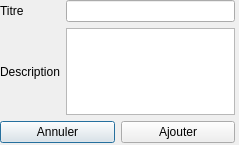
Before: the Qt Designer form PluriNotes2/createrelation.ui in hugochabs/LO21_plurinotes, drawn with Qt 5.
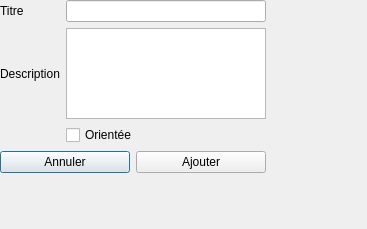
After: the same form once the commit is applied.

```diff
--- a/PluriNotes2/createrelation.ui
+++ b/PluriNotes2/createrelation.ui
@@ -6,25 +6,28 @@
    <rect>
     <x>0</x>
     <y>0</y>
-    <width>239</width>
-    <height>145</height>
+    <width>367</width>
+    <height>229</height>
    </rect>
   </property>
   <property name="windowTitle">
    <string>Dialog</string>
   </property>
-  <widget class="QWidget" name="">
+  <widget class="QWidget" name="layoutWidget">
    <property name="geometry">
     <rect>
      <x>0</x>
      <y>0</y>
-     <width>235</width>
-     <height>143</height>
+     <width>266</width>
+     <height>173</height>
     </rect>
    </property>
    <layout class="QGridLayout" name="gridLayout_2">
     <item row="0" column="0">
      <layout class="QGridLayout" name="gridLayout">
+      <item row="1" column="1">
+       <widget class="QTextEdit" name="description"/>
+      </item>
       <item row="0" column="0">
        <widget class="QLabel" name="label">
         <property name="text">
@@ -42,8 +45,29 @@
         </property>
        </widget>
       </item>
-      <item row="1" column="1">
-       <widget class="QTextEdit" name="description"/>
+      <item row="2" column="0">
+       <layout class="QHBoxLayout" name="horizontalLayout_2">
+        <item>
+         <spacer name="horizontalSpacer">
+          <property name="orientation">
+           <enum>Qt::Horizontal</enum>
+          </property>
+          <property name="sizeHint" stdset="0">
+           <size>
+            <width>68</width>
+            <height>20</height>
+           </size>
+          </property>
+         </spacer>
+        </item>
+       </layout>
+      </item>
+      <item row="2" column="1">
+       <widget class="QCheckBox" name="orientation">
+        <property name="text">
+         <string>Orientée</string>
+        </property>
+       </widget>
       </item>
      </layout>
     </item>
```
